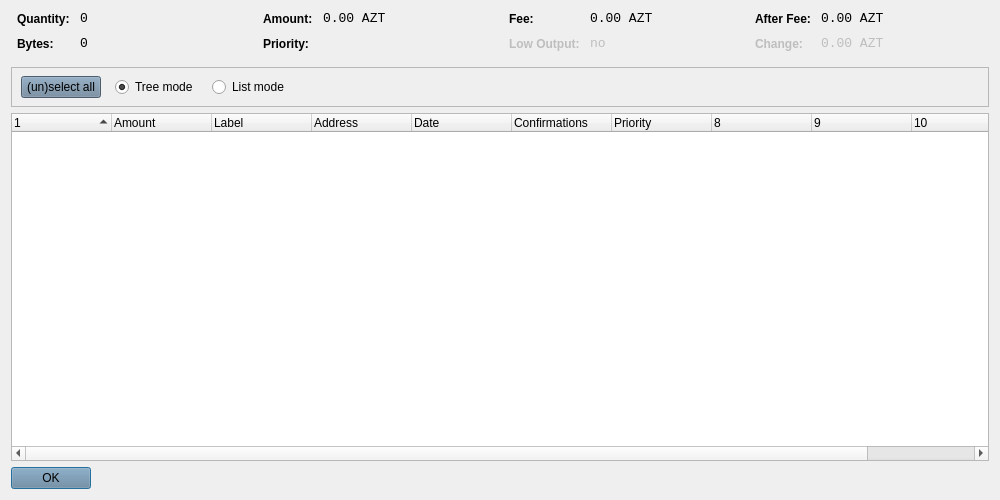
Before: the Qt Designer form src/qt/forms/coincontroldialog.ui in DevelCurrency/AztecCoin, drawn with Qt 5.
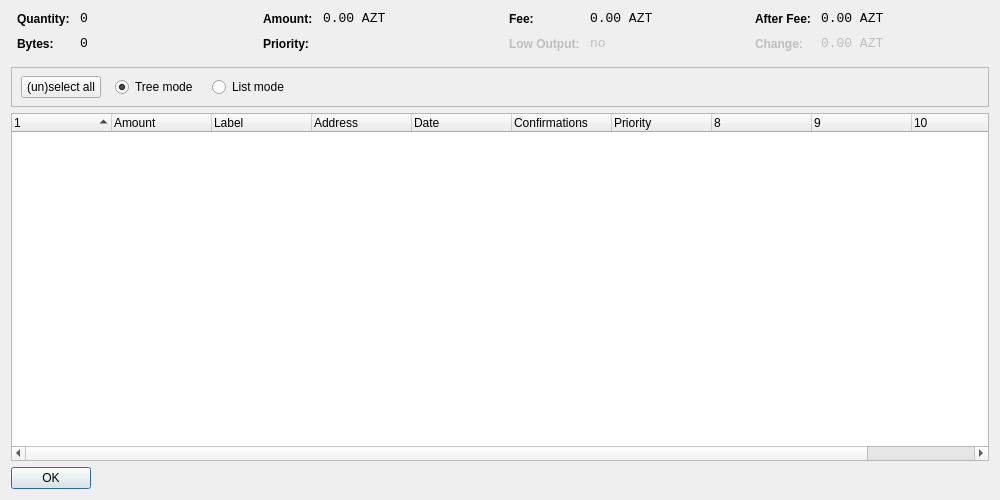
After: the same form once the commit is applied. Icons and pictures are not drawn. Custom widgets are drawn as their Qt base class.

```diff
--- a/src/qt/forms/coincontroldialog.ui
+++ b/src/qt/forms/coincontroldialog.ui
@@ -421,9 +421,6 @@
            <verstretch>0</verstretch>
           </sizepolicy>
          </property>
-         <property name="styleSheet">
-          <string notr="true">background-color: rgb(106, 131, 154);background-image: url(:/images/bgbfree);</string>
-         </property>
          <property name="text">
           <string>(un)select all</string>
          </property>
@@ -665,9 +662,6 @@
        <verstretch>0</verstretch>
       </sizepolicy>
      </property>
-     <property name="styleSheet">
-      <string notr="true">background-color: rgb(106, 131, 154);background-image: url(:/images/bgbfree);</string>
-     </property>
      <property name="orientation">
       <enum>Qt::Horizontal</enum>
      </property>
```
Left out of the diff: 2 changed lines with no effect on the pictures.
